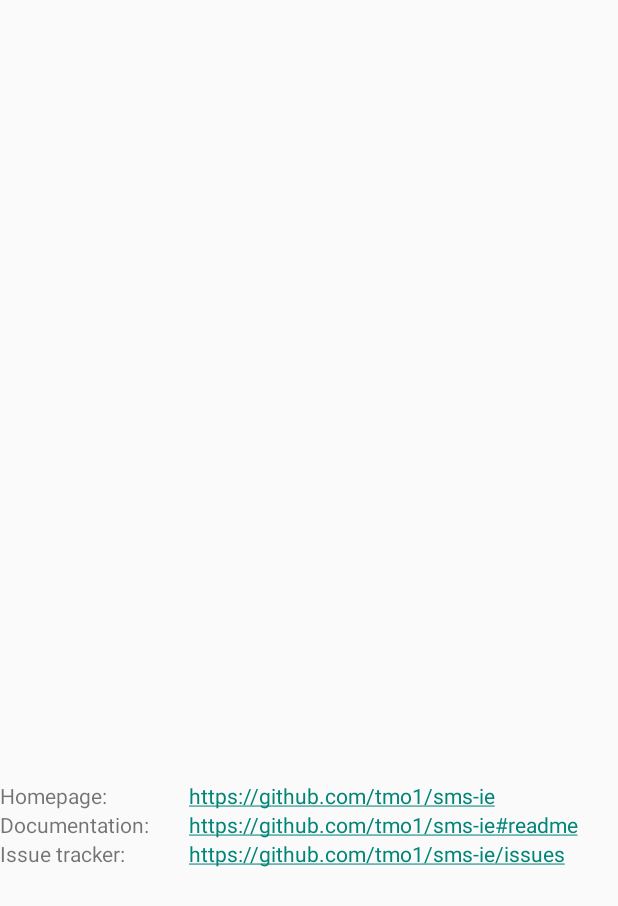
After one commit to tmo1/sms-ie, an Android app: the layout activity_about.xml on its own in the app's theme, with its tools: preview values and no code run, on a phone screen of 412 x 824 dp. The commit adds this screen. Shown: the top 906 px of the screen. Run offline under Robolectric (Android 15) with nearby library versions, the phone set to English and light mode, and no system bars.

Commit message:
Create "About" activity

```diff
--- a/app/src/main/AndroidManifest.xml
+++ b/app/src/main/AndroidManifest.xml
@@ -1,24 +1,4 @@
 <?xml version="1.0" encoding="utf-8"?>
-<!--
-  ~ SMS Import / Export: a simple Android app for importing and exporting SMS messages from and to JSON files.
-  ~ Copyright (c) 2021-2022 Thomas More
-  ~
-  ~ This file is part of SMS Import / Export.
-  ~
-  ~ SMS Import / Export is free software: you can redistribute it and/or modify
-  ~ it under the terms of the GNU General Public License as published by
-  ~ the Free Software Foundation, either version 3 of the License, or
-  ~ (at your option) any later version.
-  ~
-  ~ SMS Import / Export is distributed in the hope that it will be useful,
-  ~ but WITHOUT ANY WARRANTY; without even the implied warranty of
-  ~ MERCHANTABILITY or FITNESS FOR A PARTICULAR PURPOSE. See the
-  ~ GNU General Public License for more details.
-  ~
-  ~ You should have received a copy of the GNU General Public License
-  ~ along with SMS Import / Export.  If not, see <https://www.gnu.org/licenses/>.
-  -->
-
 <manifest xmlns:android="http://schemas.android.com/apk/res/android"
     package="com.github.tmo1.sms_ie">
 
@@ -34,12 +14,14 @@
         android:roundIcon="@mipmap/ic_launcher_round"
         android:supportsRtl="true"
         android:theme="@style/Theme.AppCompat.Light.NoActionBar">
-
+        <activity
+            android:name=".AboutActivity"
+            android:exported="false" />
         <activity
             android:name=".SettingsActivity"
             android:exported="false"
             android:label="@string/title_activity_settings"
-            android:parentActivityName=".MainActivity"/>
+            android:parentActivityName=".MainActivity" />
 
         <receiver
             android:name=".MmsReceiver"
@@ -48,6 +30,7 @@
             android:permission="android.permission.BROADCAST_WAP_PUSH">
             <intent-filter>
                 <action android:name="android.provider.Telephony.WAP_PUSH_DELIVER" />
+
                 <data android:mimeType="application/vnd.wap.mms-message" />
             </intent-filter>
         </receiver>
--- a/build.gradle
+++ b/app/src/main/java/com/github/tmo1/sms_ie/AboutActivity.kt
@@ -18,30 +18,17 @@
  * along with SMS Import / Export.  If not, see <https://www.gnu.org/licenses/>.
  */
 
-// Top-level build file where you can add configuration options common to all sub-projects/modules.
+package com.github.tmo1.sms_ie
 
-buildscript {
-    ext.kotlin_version = "1.6.0"
-    repositories {
-        google()
-        mavenCentral()
-    }
-    dependencies {
-        classpath 'com.android.tools.build:gradle:7.1.3'
-        classpath "org.jetbrains.kotlin:kotlin-gradle-plugin:1.6.10"
+import androidx.appcompat.app.AppCompatActivity
+import android.os.Bundle
+import android.widget.TextView
 
-        // NOTE: Do not place your application dependencies here; they belong
-        // in the individual module build.gradle files
+class AboutActivity : AppCompatActivity() {
+    override fun onCreate(savedInstanceState: Bundle?) {
+        super.onCreate(savedInstanceState)
+        setContentView(R.layout.activity_about)
+        val aboutText: TextView = findViewById(R.id.aboutText)
+        aboutText.text = getString(R.string.app_about_text, BuildConfig.VERSION_NAME)
     }
 }
-
-allprojects {
-    repositories {
-        google()
-        mavenCentral()
-    }
-}
-
-task clean(type: Delete) {
-    delete rootProject.buildDir
-}
--- a/app/src/main/java/com/github/tmo1/sms_ie/MainActivity.kt
+++ b/app/src/main/java/com/github/tmo1/sms_ie/MainActivity.kt
@@ -26,7 +26,6 @@ import android.app.Dialog
 import android.app.NotificationChannel
 import android.app.NotificationManager
 import android.content.Context
-import android.content.DialogInterface
 import android.content.Intent
 import android.content.SharedPreferences
 import android.content.pm.PackageManager
@@ -85,6 +84,12 @@ class MainActivity : AppCompatActivity(), ConfirmWipeFragment.NoticeDialogListen
             R.id.settings -> {
                 val launchSettingsActivity = Intent(this, SettingsActivity::class.java)
                 startActivity(launchSettingsActivity)
+                //finish()
+                true
+            }
+            R.id.about -> {
+                val launchAboutActivity = Intent(this, AboutActivity::class.java)
+                startActivity(launchAboutActivity)
                 //finish()
                 true
             }
--- /dev/null
+++ b/app/src/main/res/layout/activity_about.xml
@@ -0,0 +1,157 @@
+<?xml version="1.0" encoding="utf-8"?><!--
+  ~ SMS Import / Export: a simple Android app for importing and exporting SMS messages from and to JSON files.
+  ~ Copyright (c) 2021-2022 Thomas More
+  ~
+  ~ This file is part of SMS Import / Export.
+  ~
+  ~ SMS Import / Export is free software: you can redistribute it and/or modify
+  ~ it under the terms of the GNU General Public License as published by
+  ~ the Free Software Foundation, either version 3 of the License, or
+  ~ (at your option) any later version.
+  ~
+  ~ SMS Import / Export is distributed in the hope that it will be useful,
+  ~ but WITHOUT ANY WARRANTY; without even the implied warranty of
+  ~ MERCHANTABILITY or FITNESS FOR A PARTICULAR PURPOSE. See the
+  ~ GNU General Public License for more details.
+  ~
+  ~ You should have received a copy of the GNU General Public License
+  ~ along with SMS Import / Export.  If not, see <https://www.gnu.org/licenses/>.
+  -->
+
+<androidx.constraintlayout.widget.ConstraintLayout xmlns:android="http://schemas.android.com/apk/res/android"
+    xmlns:app="http://schemas.android.com/apk/res-auto"
+    xmlns:tools="http://schemas.android.com/tools"
+    android:layout_width="match_parent"
+    android:layout_height="match_parent"
+    tools:context=".AboutActivity">
+
+    <TextView
+        android:id="@+id/aboutText"
+        android:layout_width="wrap_content"
+        android:layout_height="wrap_content"
+        android:gravity="center_horizontal"
+        android:textAppearance="@style/TextAppearance.AppCompat.Large"
+        app:layout_constraintBottom_toTopOf="@+id/appWebpages"
+        app:layout_constraintEnd_toEndOf="parent"
+        app:layout_constraintStart_toStartOf="parent"
+        app:layout_constraintTop_toTopOf="parent" />
+
+    <TableLayout
+        android:id="@+id/appWebpages"
+        android:layout_width="wrap_content"
+        android:layout_height="wrap_content"
+        android:stretchColumns="*"
+
+        app:layout_constraintBottom_toBottomOf="parent"
+        app:layout_constraintEnd_toEndOf="parent"
+        app:layout_constraintStart_toStartOf="parent"
+        app:layout_constraintTop_toBottomOf="@id/aboutText">
+
+        <TableRow>
+
+            <TextView android:text="@string/homepage" />
+
+            <TextView
+                android:autoLink="web"
+                android:text="@string/app_homepage"
+
+                />
+        </TableRow>
+
+        <TableRow>
+
+            <TextView android:text="@string/documentation" />
+
+            <TextView
+                android:autoLink="web"
+                android:text="@string/app_documentation"
+
+                />
+        </TableRow>
+
+        <TableRow>
+
+            <TextView android:text="@string/issue_tracker" />
+
+            <TextView
+                android:autoLink="web"
+                android:text="@string/app_issue_tracker"
+
+                />
+        </TableRow>
+
+    </TableLayout>
+
+    <!--<LinearLayout
+        android:id="@+id/appWebpages"
+        android:layout_width="match_parent"
+        android:layout_height="wrap_content"
+        android:orientation="vertical"
+        app:layout_constraintBottom_toBottomOf="parent"
+        app:layout_constraintEnd_toEndOf="parent"
+        app:layout_constraintStart_toStartOf="parent"
+        app:layout_constraintTop_toBottomOf="@id/aboutText">
+
+        <TextView
+            android:id="@+id/appHomepage"
+            android:layout_width="wrap_content"
+            android:layout_height="0dp"
+            android:layout_weight="1"
+            android:text="@string/app_homepage" />
+
+        <TextView
+            android:id="@+id/appDocumentation"
+            android:layout_width="wrap_content"
+            android:layout_height="0dp"
+            android:layout_weight="1"
+            android:text="@string/app_documentation" />
+
+        <TextView
+            android:id="@+id/appIssueTracker"
+            android:layout_width="wrap_content"
+            android:layout_height="0dp"
+            android:layout_weight="1"
+            android:text="@string/app_issue_tracker" />
+
+    </LinearLayout>-->
+
+
+    <!--<ListView
+        android:id="@+id/webpages"
+        android:layout_width="match_parent"
+        android:layout_height="match_parent"
+        app:layout_constraintTop_toBottomOf="@id/appAuthors"
+        app:layout_constraintBottom_toBottomOf="parent" />-->
+
+
+    <!--<TextView
+        android:id="@+id/appHomepage"
+        android:layout_width="match_parent"
+        android:layout_height="wrap_content"
+        android:text="@string/app_homepage"
+        app:layout_constraintBottom_toTopOf="@+id/appDocumentation"
+        app:layout_constraintEnd_toEndOf="parent"
+        app:layout_constraintStart_toStartOf="parent"
+        app:layout_constraintTop_toBottomOf="@+id/appAuthors" />
+
+    <TextView
+        android:id="@+id/appDocumentation"
+        android:layout_width="match_parent"
+        android:layout_height="wrap_content"
+        android:text="@string/app_documentation"
+        app:layout_constraintBottom_toTopOf="@+id/appIssueTracker"
+        app:layout_constraintEnd_toEndOf="parent"
+        app:layout_constraintStart_toStartOf="parent"
+        app:layout_constraintTop_toBottomOf="@+id/appHomepage" />
+
+    <TextView
+        android:id="@+id/appIssueTracker"
+        android:layout_width="match_parent"
+        android:layout_height="wrap_content"
+        android:text="@string/app_issue_tracker"
+        app:layout_constraintBottom_toBottomOf="parent"
+        app:layout_constraintEnd_toEndOf="parent"
+        app:layout_constraintStart_toStartOf="parent"
+        app:layout_constraintTop_ToBottomOf="@+id/appDocumentation" />-->
+
+</androidx.constraintlayout.widget.ConstraintLayout>
--- a/app/src/main/res/menu/options_menu.xml
+++ b/app/src/main/res/menu/options_menu.xml
@@ -26,4 +26,9 @@
         android:title="@string/settings"
         app:showAsAction="never" />
 
+    <item
+        android:id="@+id/about"
+        android:title="@string/about"
+        app:showAsAction="never" />
+
 </menu>
--- a/app/src/main/res/values/strings.xml
+++ b/app/src/main/res/values/strings.xml
@@ -74,4 +74,13 @@
     <string name="wiping_sms_messages">Wiping SMS messages …</string>
     <string name="wiping_mms_messages">Wiping MMS messages …</string>
 
+    <string name="app_about_text">SMS Import / Export\n\nby Thomas More and other contributors\n\nVersion %1$s\n\nCopyright © 2021–22\n\nReleased under the GNU GPLv3</string>
+    <string name="homepage">Homepage:</string>
+    <string name="app_homepage">https://github.com/tmo1/sms-ie</string>
+    <string name="documentation">Documentation:</string>
+    <string name="app_documentation">https://github.com/tmo1/sms-ie#readme</string>
+    <string name="issue_tracker">Issue tracker:</string>
+    <string name="app_issue_tracker">https://github.com/tmo1/sms-ie/issues</string>
+    <string name="about">About</string>
+
 </resources>
```
